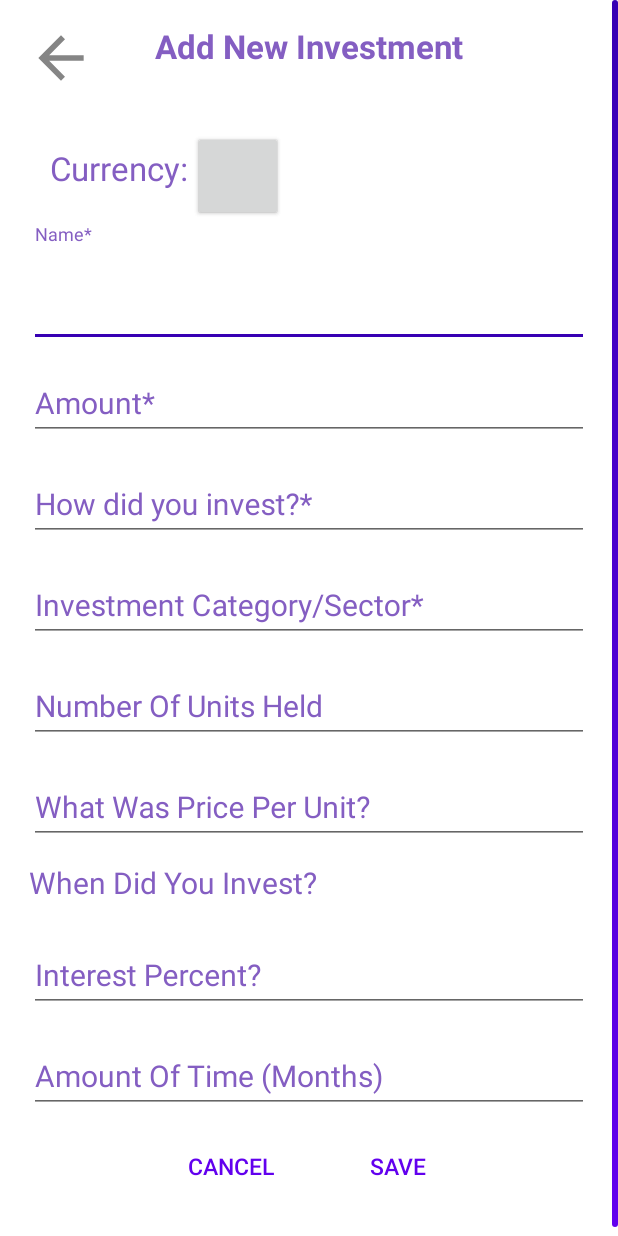
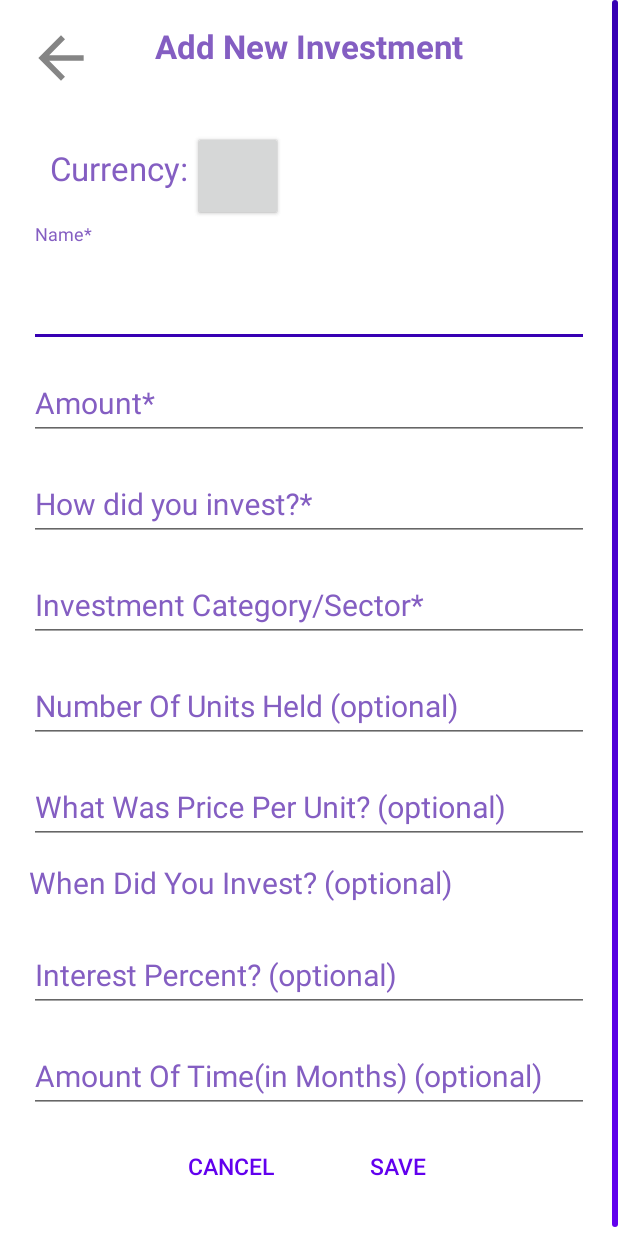
Before and after one commit to soumikshah/Plutus-InvestmentTracker, an Android app: the layout investment_dialog.xml on its own in the app's theme, with its tools: preview values and no code run, on a phone screen of 412 x 824 dp. Run offline under Robolectric (Android 15) with nearby library versions, the phone set to English and light mode, and no system bars; plain views replace ThemedButton, ThemedToggleButtonGroup.

Commit message:
Made some changes to strings to show some fields as optional.

```diff
--- a/app/src/main/res/values/strings.xml
+++ b/app/src/main/res/values/strings.xml
@@ -7,14 +7,14 @@
     <string name="edit_investment_title">Edit Investment</string>
     <string name="hint_enter_investment_name">Name*</string>
     <string name="hint_enter_investment_amount">Amount*</string>
-    <string name="hint_enter_interest_percent">Interest Percent?</string>
+    <string name="hint_enter_interest_percent">Interest Percent? (optional)</string>
     <string name="hint_enter_investment_medium">Through some bank or investing app?</string>
     <string name="label_enter_investment_medium">How did you invest?*</string>
     <string name="hint_enter_investment_category">Investment Category/Sector*</string>
-    <string name="hint_enter_investment_number_of_units">Number Of Units Held</string>
-    <string name="hint_enter_investment_price_per_unit">What Was Price Per Unit?</string>
-    <string name="hint_enter_investment_date">When Did You Invest?</string>
-    <string name="hint_enter_investment_month">Amount Of Time (Months)</string>
+    <string name="hint_enter_investment_number_of_units">Number Of Units Held (optional)</string>
+    <string name="hint_enter_investment_price_per_unit">What Was Price Per Unit? (optional)</string>
+    <string name="hint_enter_investment_date">When Did You Invest? (optional)</string>
+    <string name="hint_enter_investment_month">Amount Of Time(in Months) (optional)</string>
     <string name="delete">Delete</string>
     <string name="graph_fragment">Graph Fragment to be designed here!!!</string>
     <string name="not_mentioned">Not mentioned</string>
```
